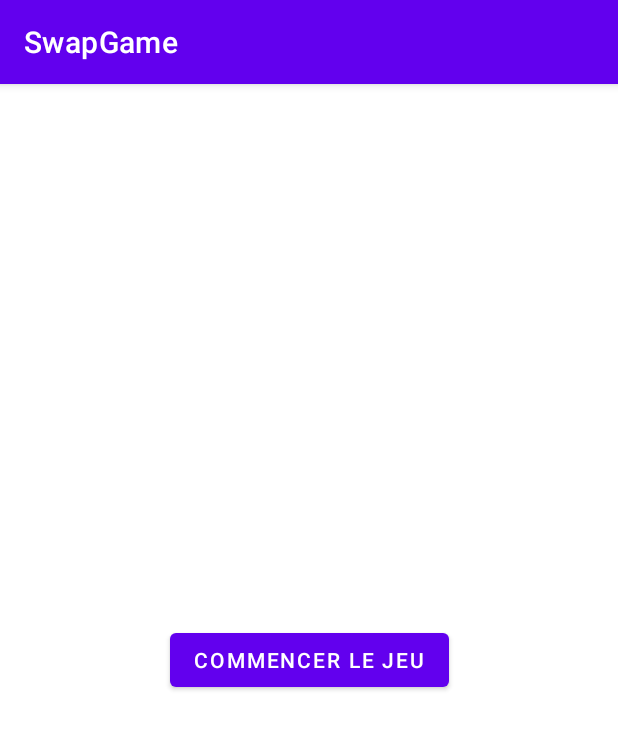
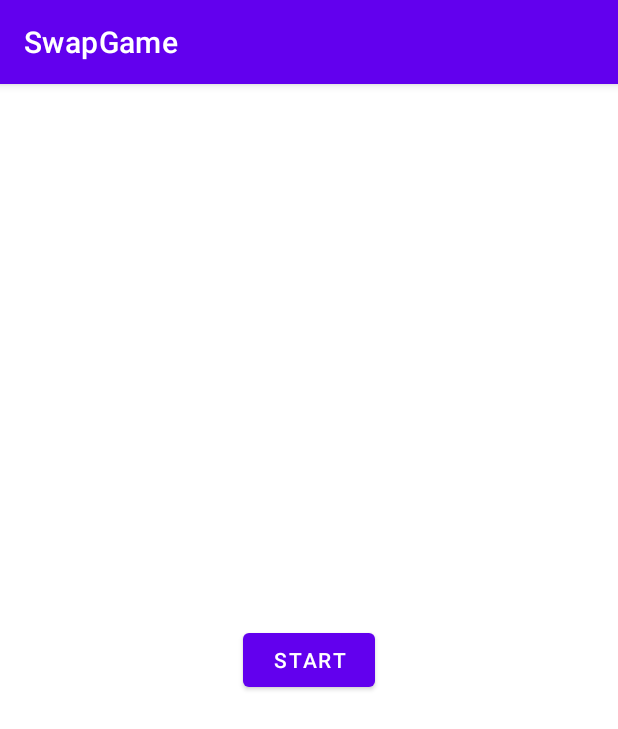
Before and after one commit to iruling/SwapGameKotlin, an Android app: the screen it shows after launch (MainActivity), on a phone screen of 412 x 824 dp. Shown: the top 729 px of the screen. Run offline under Robolectric (Android 15) with nearby library versions, the phone set to English and light mode, and no system bars.

Commit message:
rectification
rectification de activity_second vers activity_game

```diff
--- a/app/src/main/AndroidManifest.xml
+++ b/app/src/main/AndroidManifest.xml
@@ -20,7 +20,7 @@
                 <category android:name="android.intent.category.LAUNCHER" />
             </intent-filter>
         </activity>
-        <activity android:name=".SecondActivity" />
+        <activity android:name=".GameActivity" />
     </application>
 
 </manifest>
--- a/app/src/main/java/com/example/swapgame/MainActivity.kt
+++ b/app/src/main/java/com/example/swapgame/MainActivity.kt
@@ -19,9 +19,9 @@ class MainActivity : AppCompatActivity() {
             insets
         }
 
-        val btnNewActivity = findViewById<Button>(R.id.btn_start_new_activity)
-        btnNewActivity.setOnClickListener {
-            val intent = Intent(this, SecondActivity::class.java)
+        val btnStart = findViewById<Button>(R.id.btn_start_new_activity)
+        btnStart.setOnClickListener {
+            val intent = Intent(this, GameActivity::class.java)
             startActivity(intent)
         }
     }
--- a/app/src/main/res/layout/activity_second.xml
+++ b/app/src/main/res/layout/activity_game.xml
@@ -4,12 +4,14 @@
     xmlns:tools="http://schemas.android.com/tools"
     android:layout_width="match_parent"
     android:layout_height="match_parent"
-    tools:context=".SecondActivity">
+    tools:context=".GameActivity">
 
     <TextView
+        android:id="@+id/tv_instruction"
         android:layout_width="wrap_content"
         android:layout_height="wrap_content"
-        android:text="Deuxième Page"
+        android:textSize="24sp"
+        android:text="Jeu en cours..."
         app:layout_constraintBottom_toBottomOf="parent"
         app:layout_constraintEnd_toEndOf="parent"
         app:layout_constraintStart_toStartOf="parent"
--- a/app/src/main/res/layout/activity_main.xml
+++ b/app/src/main/res/layout/activity_main.xml
@@ -11,7 +11,7 @@
         android:id="@+id/btn_start_new_activity"
         android:layout_width="wrap_content"
         android:layout_height="wrap_content"
-        android:text="Commencer le Jeu"
+        android:text="Start"
         app:layout_constraintBottom_toBottomOf="parent"
         app:layout_constraintEnd_toEndOf="parent"
         app:layout_constraintStart_toStartOf="parent"
```
Also changed, not shown: app/src/main/java/com/example/swapgame/GameActivity.kt (added, +37 -0 lines).
